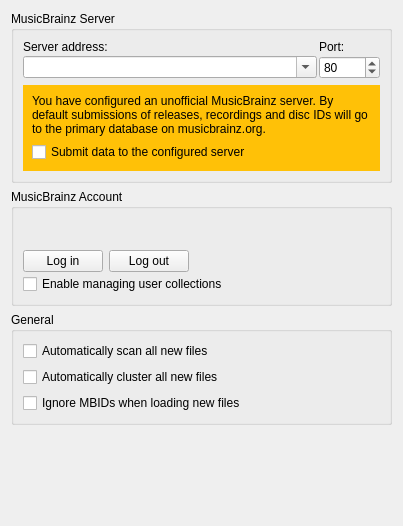
This is ui/options_general.ui in metabrainz/picard as Qt 5 draws it before an edit. The edited form follows.
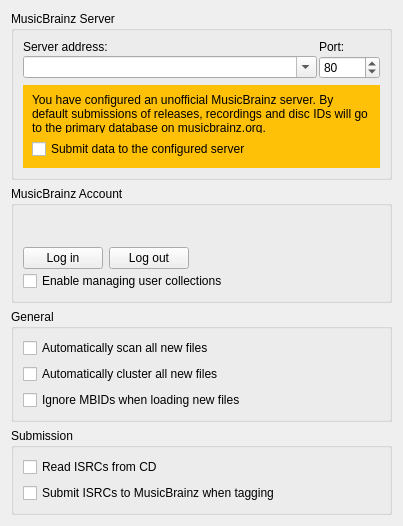
This is the edited form.

Commit message:
Move Submission options to .ui file
Replace programmatic widget creation with proper .ui file definition.
Adds tab order for the new checkboxes.

```diff
--- a/ui/options_general.ui
+++ b/ui/options_general.ui
@@ -212,6 +212,35 @@
      </layout>
     </widget>
    </item>
+   <item>
+    <widget class="QGroupBox" name="submission_box">
+     <property name="title">
+      <string>Submission</string>
+     </property>
+     <layout class="QVBoxLayout" name="verticalLayout_2">
+      <item>
+       <widget class="QCheckBox" name="read_isrcs_from_disc">
+        <property name="toolTip">
+         <string>When enabled, ISRCs will be read from the CD during disc lookup. This may significantly slow down the disc read on some drives.</string>
+        </property>
+        <property name="text">
+         <string>Read ISRCs from CD</string>
+        </property>
+       </widget>
+      </item>
+      <item>
+       <widget class="QCheckBox" name="submit_isrcs">
+        <property name="toolTip">
+         <string>When enabled, ISRCs found in files that are not yet associated with the matched recording in MusicBrainz can be submitted.</string>
+        </property>
+        <property name="text">
+         <string>Submit ISRCs to MusicBrainz when tagging</string>
+        </property>
+       </widget>
+      </item>
+     </layout>
+    </widget>
+   </item>
    <item>
     <spacer>
      <property name="orientation">
```
Left out of the diff: 2 changed lines with no effect on the pictures. The commit also changes 2 other files.
